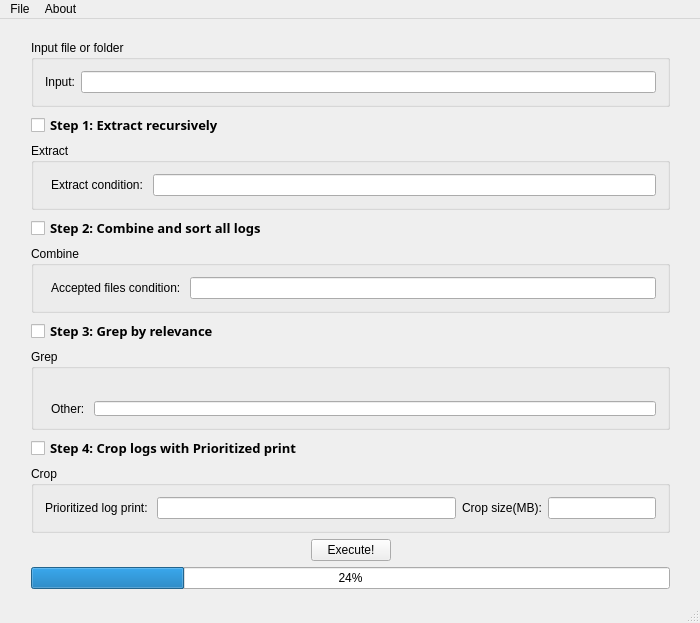
The window that TcomTools/TcomTools/src/TcomTools.ui (aprgproject/aprg) describes before a commit, drawn with Qt 5.
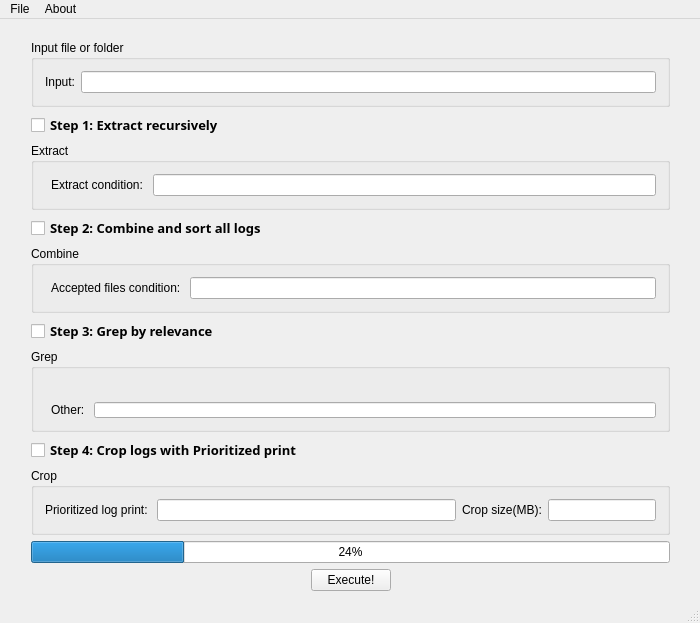
The same window after the commit.

Diff of the .ui file:
```diff
--- a/TcomTools/TcomTools/src/TcomTools.ui
+++ b/TcomTools/TcomTools/src/TcomTools.ui
@@ -26,7 +26,7 @@
       <x>20</x>
       <y>10</y>
       <width>661</width>
-      <height>571</height>
+      <height>573</height>
      </rect>
     </property>
     <layout class="QFormLayout" name="formLayout_3">
@@ -371,7 +371,7 @@
        </layout>
       </widget>
      </item>
-     <item row="10" column="0" colspan="2">
+     <item row="11" column="0" colspan="2">
       <layout class="QHBoxLayout" name="horizontalLayout_6">
        <item>
         <spacer name="horizontalSpacer">
@@ -408,7 +408,7 @@
        </item>
       </layout>
      </item>
-     <item row="11" column="0" colspan="2">
+     <item row="10" column="0" colspan="2">
       <widget class="QProgressBar" name="progressBar">
        <property name="value">
         <number>24</number>
```
Left out of the diff: 9 changed lines with no effect on the pictures.
